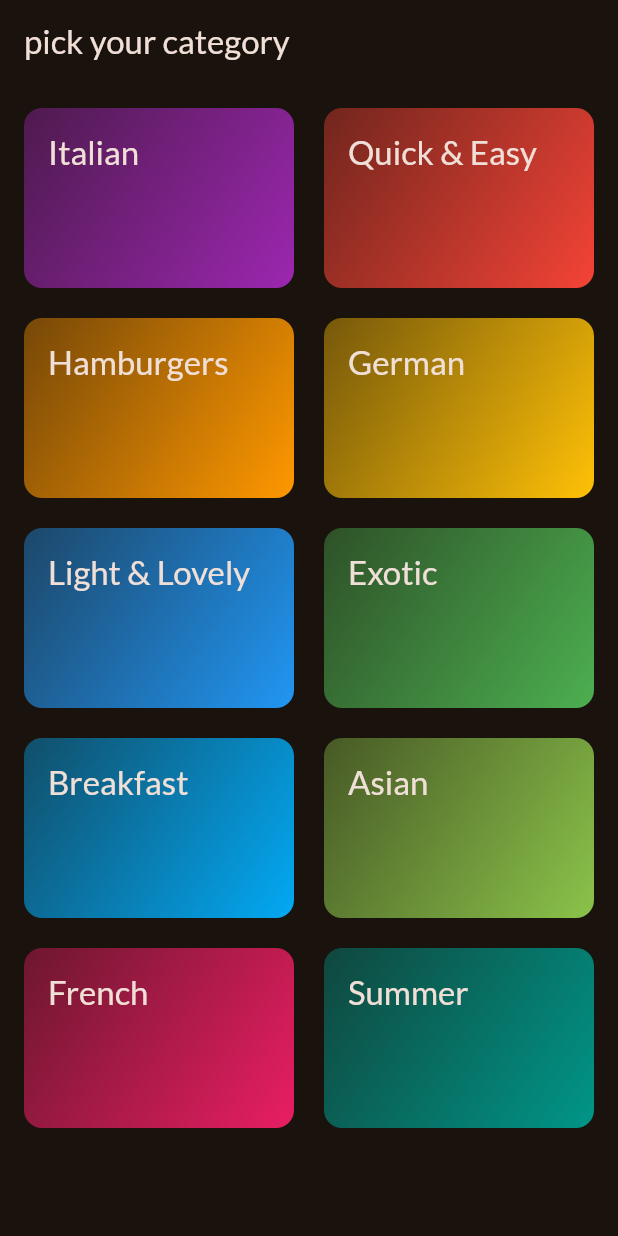
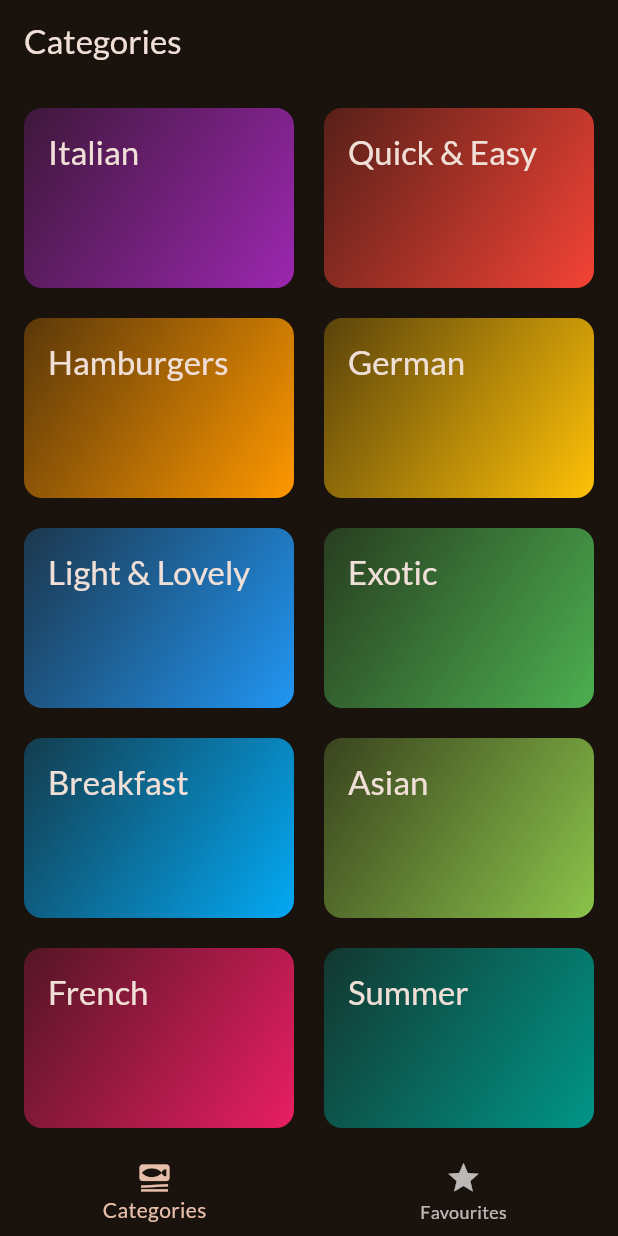
Before and after one commit to alejandroYanezPumpun/MealsApp-Dart, a Flutter app: the screen it shows after launch, on a phone screen of 412 x 824 dp. Run offline on Flutter 3.47's test engine with Material 3 defaults, Android fonts, the phone set to English and light mode, and no system bars; our stand-ins replace google_fonts, transparent_image.

Commit message:
can select favourite meals

```diff
--- a/meals_app/lib/main.dart
+++ b/meals_app/lib/main.dart
@@ -1,7 +1,8 @@
 import 'package:flutter/material.dart';
 
 import 'package:google_fonts/google_fonts.dart';
-import 'package:meals_app/screens/categories_screens.dart';
+
+import 'package:meals_app/screens/tabs_screen.dart';
 
 final theme = ThemeData(
   useMaterial3: true,
@@ -23,7 +24,7 @@ class App extends StatelessWidget {
   Widget build(BuildContext context) {
     return MaterialApp(
       theme: theme,
-      home: CategoriesScreen(),
+      home: TabsScreen(),
 
     );
   }
--- a/meals_app/lib/screens/categories_screens.dart
+++ b/meals_app/lib/screens/categories_screens.dart
@@ -1,27 +1,42 @@
 import 'package:flutter/material.dart';
 import 'package:meals_app/data/dummy_data.dart';
+import 'package:meals_app/models/meal.dart';
 import 'package:meals_app/screens/meals_screen.dart';
 import 'package:meals_app/widgets/category_grid_item.dart';
 import 'package:meals_app/models/category.dart';
 
 class CategoriesScreen extends StatelessWidget {
-  const CategoriesScreen({super.key});
+  const CategoriesScreen({
+    super.key,
+    required this.onToggleFavourite,
+    required this.favouriteMeals,
+  });
+
+  final void Function(Meal meal) onToggleFavourite;
+  final List<Meal> favouriteMeals;
 
   void _selectCategory(BuildContext context, Category category) {
-    final filteredMeals = dummyMeals.where((meal) => meal.categories.contains(category.id)).toList();
+    final filteredMeals =
+        dummyMeals
+            .where((meal) => meal.categories.contains(category.id))
+            .toList();
 
     Navigator.of(context).push(
       MaterialPageRoute(
-        builder: (ctx) => MealsScreen(meals: filteredMeals, title: category.title),
+        builder:
+            (ctx) => MealsScreen(
+              meals: filteredMeals,
+              title: category.title,
+              onToggleFavourite: onToggleFavourite,
+              favouriteMeals: favouriteMeals,
+            ),
       ),
     );
   }
 
   @override
   Widget build(BuildContext context) {
-    return Scaffold(
-      appBar: AppBar(title: Text('pick your category')),
-      body: GridView(
+    return GridView(
       padding: EdgeInsets.all(16),
       gridDelegate: SliverGridDelegateWithFixedCrossAxisCount(
         crossAxisCount: 2,
@@ -38,7 +53,6 @@ class CategoriesScreen extends StatelessWidget {
             },
           ),
       ],
-      ),
     );
   }
 }
--- /dev/null
+++ b/meals_app/lib/screens/tabs_screen.dart
@@ -0,0 +1,83 @@
+import 'package:flutter/material.dart';
+import 'package:meals_app/models/meal.dart';
+import 'package:meals_app/screens/categories_screens.dart';
+import 'package:meals_app/screens/meals_screen.dart';
+
+class TabsScreen extends StatefulWidget {
+  const TabsScreen({super.key});
+
+  @override
+  State<TabsScreen> createState() => _TabsScreenState();
+}
+
+class _TabsScreenState extends State<TabsScreen> {
+  int selectedPageIndex = 0;
+  final List<Meal> _favouriteMeals = [];
+
+  void _showInfoMessage(String message) {
+    ScaffoldMessenger.of(context).clearSnackBars();
+    ScaffoldMessenger.of(context).showSnackBar(
+      SnackBar(content: Text(message)),
+    );
+  }
+
+  void _toggleMealFavourite(Meal meal) {
+    final isExisting = _favouriteMeals.contains(meal);
+
+    if (isExisting) {
+      setState(() {
+        _favouriteMeals.remove(meal);
+      });
+      _showInfoMessage('${meal.title} is no longer a favourite');
+    } else {
+      setState(() {
+        _favouriteMeals.add(meal);
+      });
+      _showInfoMessage('${meal.title} is a favourite');
+    }
+  }
+
+  void _selectPage(int index) {
+    setState(() {
+      selectedPageIndex = index;
+    });
+  }
+
+  @override
+  Widget build(BuildContext context) {
+    Widget activePage = CategoriesScreen(
+      onToggleFavourite: _toggleMealFavourite,
+      favouriteMeals: _favouriteMeals,
+    );
+    var activePageTitle = 'Categories';
+
+    if (selectedPageIndex == 1) {
+      activePage = MealsScreen(
+        meals: _favouriteMeals,
+        onToggleFavourite: _toggleMealFavourite,
+        favouriteMeals: _favouriteMeals,
+      );
+      activePageTitle = 'Your Favourites';
+    }
+    return Scaffold(
+      appBar: AppBar(title: Text(activePageTitle)),
+      body: activePage,
+      bottomNavigationBar: BottomNavigationBar(
+        onTap: (index) {
+          _selectPage(index);
+        },
+        currentIndex: selectedPageIndex,
+        items: const [
+          BottomNavigationBarItem(
+            icon: Icon(Icons.set_meal),
+            label: 'Categories',
+          ),
+          BottomNavigationBarItem(
+            icon: Icon(Icons.star),
+            label: 'Favourites'
+          ),
+        ],
+      ),
+    );
+  }
+}
--- a/meals_app/lib/widgets/category_grid_item.dart
+++ b/meals_app/lib/widgets/category_grid_item.dart
@@ -19,7 +19,7 @@ class CategoryGridItem extends StatelessWidget {
           borderRadius: BorderRadius.circular(12),
           gradient: LinearGradient(
             colors: [
-              category.color.withAlpha((0.4 * 255).toInt()),
+              category.color.withAlpha((0.28 * 255).toInt()),
               category.color,
             ],
             begin: Alignment.topLeft,
--- a/meals_app/lib/widgets/meal_item.dart
+++ b/meals_app/lib/widgets/meal_item.dart
@@ -65,7 +65,9 @@ class MealItemWidget extends StatelessWidget {
                         MealItemTrait(
                           icon: Icons.work,
                           label: complexityText,
+
                         ),
+                        SizedBox(width: 12,),
                         MealItemTrait(
                           icon: Icons.attach_money,
                           label: affordabilityText,
--- a/meals_app/lib/widgets/meal_item_trait.dart
+++ b/meals_app/lib/widgets/meal_item_trait.dart
@@ -10,8 +10,8 @@ class MealItemTrait extends StatelessWidget {
   Widget build(BuildContext context) {
     return Row(
       children: [
-        Icon(icon, size: 17,color: Colors.white,),
-        SizedBox(width: 6,),
+        Icon(icon, size: 18,color: Colors.white,),
+        SizedBox(width: 3,),
         Text(label, style: TextStyle(color: Colors.white),),
       ],
     );
```
Also changed, not shown: meals_app/lib/screens/meal_details_screen.dart (+82 -8 lines), meals_app/lib/screens/meals_screen.dart (+20 -5 lines). Lines whose indentation alone changed are shown as unchanged.
